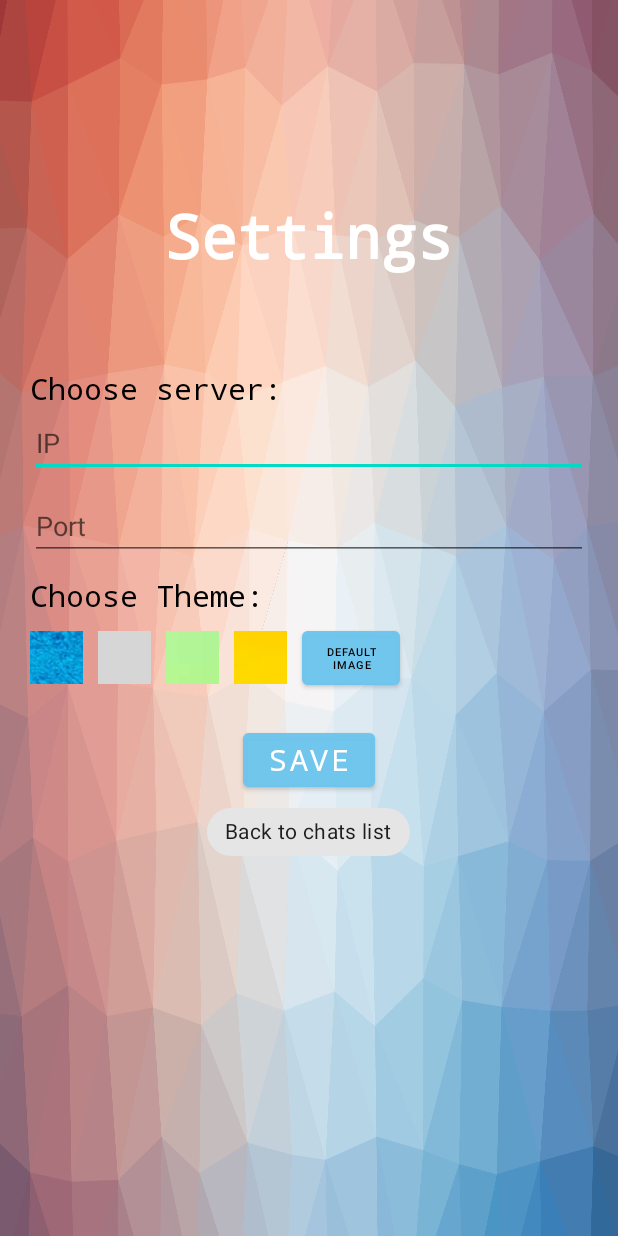
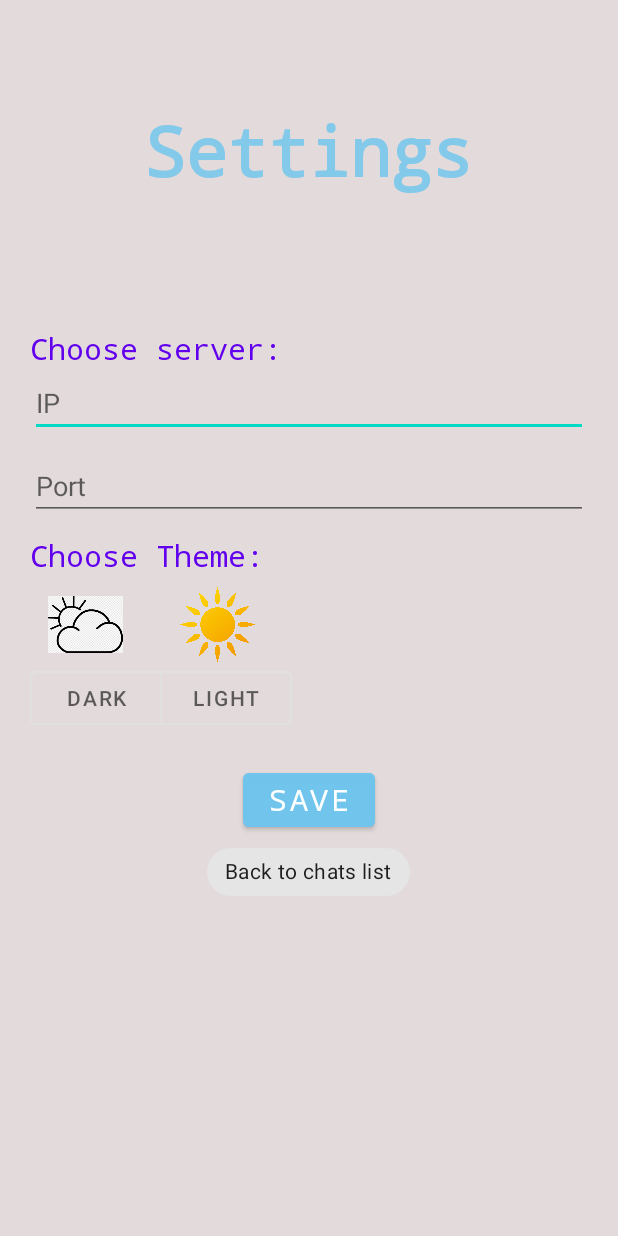
Before and after one commit to DavidDinkevich/WeTalk, an Android app: the Settings screen opened directly, with no data from a screen before it, on a phone screen of 412 x 824 dp. Run offline under Robolectric (Android 15) with nearby library versions, the phone set to English and light mode, and no system bars; grey boxes are pictures that could not be loaded.

Commit message:
merged the theme

```diff
--- a/whatsUpAndroid/app/build.gradle
+++ b/whatsUpAndroid/app/build.gradle
@@ -38,4 +38,5 @@ dependencies {
     testImplementation 'junit:junit:4.13.2'
     androidTestImplementation 'androidx.test.ext:junit:1.1.3'
     androidTestImplementation 'androidx.test.espresso:espresso-core:3.4.0'
+    implementation 'com.google.android.material:material:1.2.1'
 }
--- a/whatsUpAndroid/app/src/main/java/com/example/whatsupandroid/AddContact.java
+++ b/whatsUpAndroid/app/src/main/java/com/example/whatsupandroid/AddContact.java
@@ -17,5 +17,11 @@ public class AddContact extends AppCompatActivity {
             Intent i = new Intent( this, ActivityList.class);
             startActivity(i);
         });
+
+        Button btnBackToList= findViewById(R.id.backToList);
+        btnBackToList.setOnClickListener( view -> {
+            Intent i = new Intent( this, ActivityList.class);
+            startActivity(i);
+        });
     }
 }
--- a/whatsUpAndroid/app/src/main/java/com/example/whatsupandroid/Settings.java
+++ b/whatsUpAndroid/app/src/main/java/com/example/whatsupandroid/Settings.java
@@ -5,6 +5,7 @@ import androidx.appcompat.app.AppCompatActivity;
 import android.content.Intent;
 import android.os.Bundle;
 import android.widget.Button;
+import androidx.appcompat.app.AppCompatDelegate;
 
 public class Settings extends AppCompatActivity {
 
@@ -17,5 +18,16 @@ public class Settings extends AppCompatActivity {
             Intent i = new Intent( this, ActivityList.class);
             startActivity(i);
         });
+
+        Button dark = findViewById(R.id.btnDark);
+        dark.setOnClickListener(view -> {
+            AppCompatDelegate.setDefaultNightMode(AppCompatDelegate.MODE_NIGHT_YES);
+
+        });
+        Button light = findViewById(R.id.btnLight);
+        light.setOnClickListener(view -> {
+            AppCompatDelegate.setDefaultNightMode(AppCompatDelegate.MODE_NIGHT_NO);
+
+        });
     }
 }
--- a/whatsUpAndroid/app/src/main/res/layout/add_contact.xml
+++ b/whatsUpAndroid/app/src/main/res/layout/add_contact.xml
@@ -84,7 +84,7 @@
             />
 
         <com.google.android.material.chip.Chip
-            android:id="@+id/chip4"
+            android:id="@+id/backToList"
             android:layout_width="wrap_content"
             android:layout_height="wrap_content"
             android:layout_gravity="center"
--- a/whatsUpAndroid/app/src/main/res/layout/settings.xml
+++ b/whatsUpAndroid/app/src/main/res/layout/settings.xml
@@ -6,7 +6,7 @@
     android:layout_width="match_parent"
     android:layout_height="match_parent"
     tools:context=".MainActivity"
-    android:background="@drawable/main_background_4"
+    android:backgroundTint="@color/grey"
     android:orientation="vertical"
     >
 
@@ -15,12 +15,12 @@
         android:layout_width="wrap_content"
         android:layout_height="wrap_content"
         android:layout_gravity="top"
-        android:layout_marginTop="130dp"
+        android:layout_marginTop="70dp"
         android:fontFamily="monospace"
         android:gravity="center"
         android:text="@string/settings"
-        android:textColor="@color/white"
-        android:textSize="40sp"
+        android:textColor="@color/btn_color"
+        android:textSize="45sp"
         android:textStyle="bold"
         app:layout_constraintEnd_toEndOf="parent"
         app:layout_constraintStart_toStartOf="parent"
@@ -41,7 +41,7 @@
             android:layout_height="wrap_content"
             android:fontFamily="monospace"
             android:text="@string/choose_server"
-            android:textColor="@color/black"
+            android:textColor="@color/purple_500"
             android:textSize="20sp" />
 
         <EditText
@@ -69,56 +69,69 @@
             android:layout_height="wrap_content"
             android:fontFamily="monospace"
             android:text="@string/choose_theme"
-            android:textColor="@color/black"
+            android:textColor="@color/purple_500"
             android:textSize="20sp" />
 
         <LinearLayout
             android:layout_width="match_parent"
             android:layout_height="match_parent"
-            android:orientation="horizontal">
+            android:orientation="vertical">
 
-            <ImageButton
-                android:id="@+id/imageButton2"
-                android:layout_width="35dp"
-                android:layout_height="35dp"
-                android:layout_marginTop="10dp"
-                app:srcCompat="@drawable/img2" />
+            <ImageView
+                android:id="@+id/imageView4"
+                android:layout_width="50dp"
+                android:layout_height="50dp"
+                android:layout_marginLeft="12dp"
+                android:layout_marginTop="7dp"
+                app:srcCompat="@drawable/images" />
+            <ImageView
+                android:id="@+id/imageView5"
+                android:layout_width="50dp"
+                android:layout_height="50dp"
+                android:layout_marginLeft="100dp"
+                android:layout_marginTop="-50dp"
+                app:srcCompat="@drawable/sun" />
 
-            <ImageButton
-                android:id="@+id/imageButton3"
-                android:layout_width="35dp"
-                android:layout_height="35dp"
-                app:srcCompat="@drawable/img3"
-                android:layout_marginLeft="10dp"
-                android:layout_marginTop="10dp"/>
-            <ImageButton
-                android:id="@+id/imageButton5"
-                android:layout_width="35dp"
-                android:layout_height="35dp"
-                app:srcCompat="@drawable/img5"
-                android:layout_marginLeft="10dp"
-                android:layout_marginTop="10dp"/>
-            <ImageButton
-                android:id="@+id/imageButton7"
-                android:layout_width="35dp"
-                android:layout_height="35dp"
-                app:srcCompat="@drawable/img7"
-                android:layout_marginLeft="10dp"
-                android:layout_marginTop="10dp"/>
 
-            <Button
-                android:id="@+id/defaultImageButton"
-                android:layout_width="wrap_content"
-                android:layout_height="wrap_content"
-                android:layout_marginStart="10dp"
-                android:layout_marginEnd="125dp"
-                android:layout_marginTop="4dp"
-                android:textSize="7.3sp"
-                android:textColor="@color/black"
-                android:layout_weight="1"
-                android:backgroundTint="@color/btn_color"
-                android:text="@string/default_image" />
-
+            <LinearLayout
+                android:layout_width="match_parent"
+                android:layout_height="match_parent"
+                android:orientation="horizontal">
+                <com.google.android.material.button.MaterialButtonToggleGroup
+                    android:id="@+id/btg_theme"
+                    android:layout_width="wrap_content"
+                    android:layout_height="wrap_content"
+                    android:gravity="center"
+                    app:layout_constraintBottom_toBottomOf="parent"
+                    app:layout_constraintEnd_toEndOf="parent"
+                    app:layout_constraintHorizontal_bias="0.5"
+                    app:layout_constraintStart_toStartOf="parent"
+                    app:layout_constraintTop_toTopOf="parent"
+                    app:selectionRequired="true"
+                    app:singleSelection="true">
+                    <!--                <Button-->
+                    <!--                    android:id="@+id/btnDefualt"-->
+                    <!--                    android:gravity="center"-->
+                    <!--                    style="@style/Widget.MaterialComponents.Button.OutlinedButton"-->
+                    <!--                    android:layout_width="wrap_content"-->
+                    <!--                    android:layout_height="wrap_content"-->
+                    <!--                    android:text="Default" />-->
+                    <Button
+                        android:id="@+id/btnDark"
+                        style="@style/Widget.MaterialComponents.Button.OutlinedButton"
+                        android:layout_width="wrap_content"
+                        android:layout_height="wrap_content"
+                        android:gravity="center"
+                        android:text="Dark" />
+                    <Button
+                        android:id="@+id/btnLight"
+                        style="@style/Widget.MaterialComponents.Button.OutlinedButton"
+                        android:layout_width="wrap_content"
+                        android:layout_height="match_parent"
+                        android:gravity="center"
+                        android:text="Light" />
+                </com.google.android.material.button.MaterialButtonToggleGroup>
+            </LinearLayout>
 
         </LinearLayout>
 
--- /dev/null
+++ b/whatsUpAndroid/app/src/main/res/values/styles.xml
@@ -0,0 +1,6 @@
+<?xml version="1.0" encoding="utf-8"?>
+<resources>
+
+    <style name="AppTheme" parent="android:Theme.Holo.Light.DarkActionBar" />
+    <style name="AppLightTheme" parent="android:Theme.Holo.Light"/>
+</resources>
--- a/whatsUpAndroid/app/src/main/res/values/themes.xml
+++ b/whatsUpAndroid/app/src/main/res/values/themes.xml
@@ -2,6 +2,7 @@
     <!-- Base application theme. -->
     <style name="Theme.WhatsUpAndroid" parent="Theme.MaterialComponents.DayNight.NoActionBar">
         <!-- Primary brand color. -->
+        <item name="android:background"> @color/grey</item>
         <item name="colorPrimary">@color/purple_500</item>
         <item name="colorPrimaryVariant">@color/purple_700</item>
         <item name="colorOnPrimary">@color/white</item>
```
Also changed, not shown: whatsUpAndroid/app/src/main/java/com/example/whatsupandroid/themeActivity.java (+26 -1 lines), whatsUpAndroid/app/src/main/res/layout/activity_theme.xml (+37 -1 lines), whatsUpAndroid/app/src/main/res/drawable/images.png (added), whatsUpAndroid/app/src/main/res/drawable/sun.png (added).
